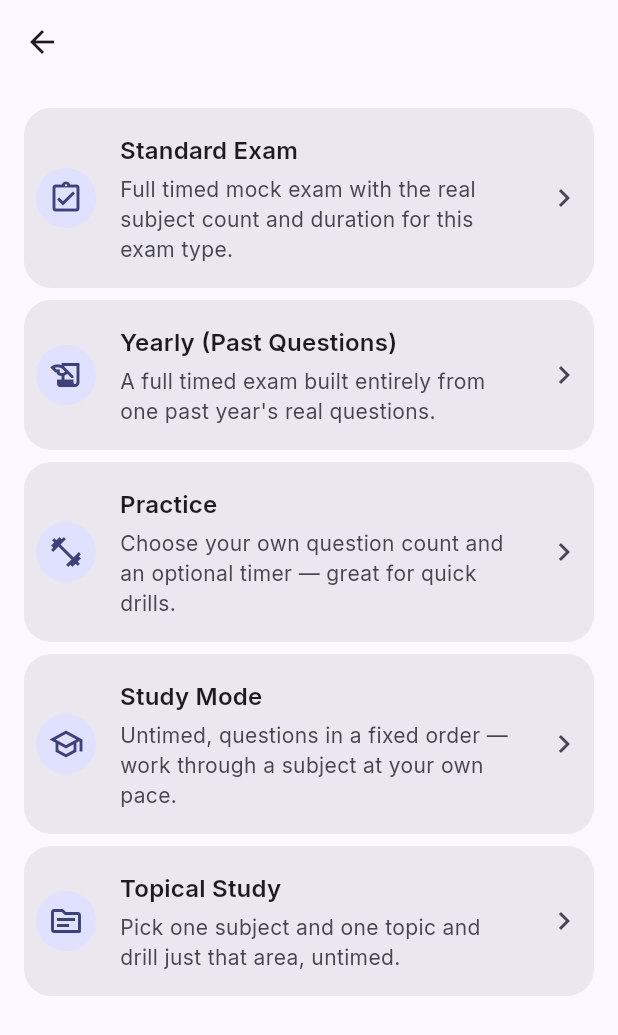
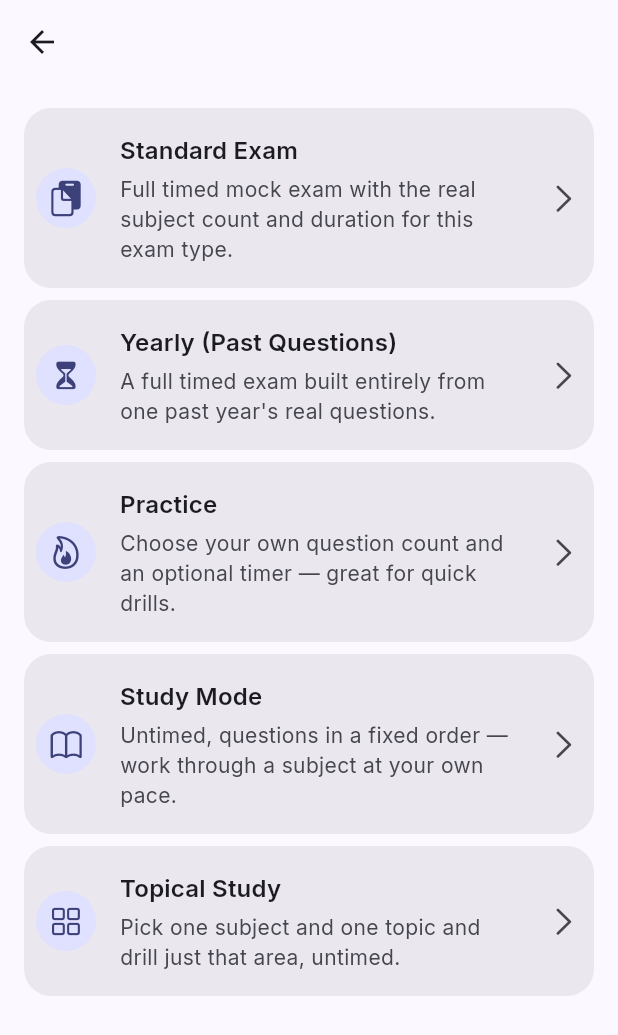
Before and after one commit to HoppyDuty/thewaymobile, a Flutter app: the ModeSelectionScreen screen opened directly with empty values, on a phone screen of 412 x 824 dp. Shown: the top 1035 px of the screen. Run offline on Flutter 3.47's test engine with Material 3 defaults, Android fonts, the phone set to English and light mode, and no system bars; our stand-ins replace audioplayers, cached_network_image, confetti, connectivity_plus, device_info_plus, dio and 17 more; missing offline and left inert: flutter_pdfview; accounts and stored records are empty; generated files the repository leaves out were written again; network calls fail; statements that could not run were skipped.

Commit message:
feat: migrate CBT exam flow onto AppIcons, fix loading-indicator levels, add gold celebration accent
Milestone 4 of the mobile rebuild (docs/MOBILE_PRODUCTION_READINESS.md): all 9 CBT screens and
their widgets now reference AppIcons instead of raw Icons.*, exam/result/review screens' brief
local-computation waits use CupertinoActivityIndicator instead of a Material spinner (UI_UX_RULES
§6 Level 2), the result screen's score ring/confetti pick up the brand gold accent on a
celebration-threshold pass, and QuestionCard's bookmark toggle gets a missing accessibility label.

```diff
--- a/lib/core/theme/app_icons.dart
+++ b/lib/core/theme/app_icons.dart
@@ -34,6 +34,9 @@ abstract final class AppIcons {
   static const IconData bookmarkSelected = CupertinoIcons.bookmark_fill;
   static const IconData download = CupertinoIcons.arrow_down_circle;
   static const IconData downloadDone = CupertinoIcons.checkmark_circle_fill;
+  static const IconData checklist = CupertinoIcons.doc_on_clipboard;
+  static const IconData history = CupertinoIcons.hourglass;
+  static const IconData practice = CupertinoIcons.flame;
 
   // ─── Chrome / actions ───────────────────────────────────────────────────
   static const IconData search = CupertinoIcons.search;
@@ -47,10 +50,18 @@ abstract final class AppIcons {
   static const IconData logout = CupertinoIcons.square_arrow_right;
   static const IconData chevronRight = CupertinoIcons.chevron_right;
   static const IconData sparkles = CupertinoIcons.sparkles;
+  static const IconData refresh = CupertinoIcons.refresh;
+  static const IconData unlock = CupertinoIcons.lock_open;
+  static const IconData play = CupertinoIcons.play_fill;
+  static const IconData list = CupertinoIcons.list_bullet;
+  static const IconData calculator = CupertinoIcons.number_square;
+  static const IconData factCheck = CupertinoIcons.doc_checkmark;
+  static const IconData sync = CupertinoIcons.arrow_2_circlepath;
 
   // ─── Status ─────────────────────────────────────────────────────────────
   static const IconData offline = CupertinoIcons.wifi_slash;
   static const IconData success = CupertinoIcons.checkmark_circle;
   static const IconData warning = CupertinoIcons.exclamationmark_triangle;
   static const IconData error = CupertinoIcons.xmark_circle;
+  static const IconData quiz = CupertinoIcons.question_circle;
 }
--- a/lib/features/cbt/presentation/providers/cbt_flow_args.dart
+++ b/lib/features/cbt/presentation/providers/cbt_flow_args.dart
@@ -1,5 +1,6 @@
 import 'package:flutter/material.dart';
 
+import '../../../../core/theme/app_icons.dart';
 import '../../data/models/exam_type_model.dart';
 import '../../data/models/offline_session_model.dart';
 
@@ -48,31 +49,31 @@ class ExamModeInfo {
       mode: ExamMode.standard,
       title: 'Standard Exam',
       description: 'Full timed mock exam with the real subject count and duration for this exam type.',
-      icon: Icons.assignment_turned_in_outlined,
+      icon: AppIcons.checklist,
     ),
     ExamModeInfo(
       mode: ExamMode.yearly,
       title: 'Yearly (Past Questions)',
       description: "A full timed exam built entirely from one past year's real questions.",
-      icon: Icons.history_edu_outlined,
+      icon: AppIcons.history,
     ),
     ExamModeInfo(
       mode: ExamMode.practice,
       title: 'Practice',
       description: 'Choose your own question count and an optional timer — great for quick drills.',
-      icon: Icons.fitness_center_outlined,
+      icon: AppIcons.practice,
     ),
     ExamModeInfo(
       mode: ExamMode.study,
       title: 'Study Mode',
       description: 'Untimed, questions in a fixed order — work through a subject at your own pace.',
-      icon: Icons.school_outlined,
+      icon: AppIcons.book,
     ),
     ExamModeInfo(
       mode: ExamMode.topical,
       title: 'Topical Study',
       description: 'Pick one subject and one topic and drill just that area, untimed.',
-      icon: Icons.topic_outlined,
+      icon: AppIcons.topic,
     ),
   ];
 }
--- a/lib/features/cbt/presentation/screens/bookmarks_screen.dart
+++ b/lib/features/cbt/presentation/screens/bookmarks_screen.dart
@@ -3,6 +3,7 @@ import 'package:flutter_riverpod/flutter_riverpod.dart';
 
 import '../../../../core/error/error_mapper.dart';
 import '../../../../core/storage/hive_setup.dart';
+import '../../../../core/theme/app_icons.dart';
 import '../../../../core/theme/app_spacing.dart';
 import '../../../../core/widgets/app_empty_state.dart';
 import '../../../../core/widgets/app_error_state.dart';
@@ -41,7 +42,7 @@ class BookmarksScreen extends ConsumerWidget {
             return const AppEmptyState(
               title: 'No bookmarked questions yet',
               message: 'Tap the bookmark icon on any question during an exam to save it here.',
-              icon: Icons.bookmark_outline,
+              icon: AppIcons.bookmark,
             );
           }
 
--- a/lib/features/cbt/presentation/screens/mode_selection_screen.dart
+++ b/lib/features/cbt/presentation/screens/mode_selection_screen.dart
@@ -2,6 +2,7 @@ import 'package:flutter/material.dart';
 import 'package:flutter_riverpod/flutter_riverpod.dart';
 import 'package:go_router/go_router.dart';
 
+import '../../../../core/theme/app_icons.dart';
 import '../../../../core/theme/app_radius.dart';
 import '../../../../core/theme/app_spacing.dart';
 import '../../../payments/data/models/payment_models.dart';
@@ -60,7 +61,7 @@ class _ModeSelectionScreenState extends ConsumerState<ModeSelectionScreen> {
               shape: RoundedRectangleBorder(borderRadius: AppRadius.lgRadius),
               child: ListTile(
                 shape: RoundedRectangleBorder(borderRadius: AppRadius.lgRadius),
-                leading: Icon(Icons.lock_open_rounded, color: theme.colorScheme.onTertiaryContainer),
+                leading: Icon(AppIcons.unlock, color: theme.colorScheme.onTertiaryContainer),
                 title: Text(
                   'Unlock Full Access — ₦${examType.price.toStringAsFixed(0)}',
                   style: theme.textTheme.titleSmall?.copyWith(color: theme.colorScheme.onTertiaryContainer),
@@ -69,7 +70,7 @@ class _ModeSelectionScreenState extends ConsumerState<ModeSelectionScreen> {
                   'Free practice is limited to 5 questions per subject.',
                   style: theme.textTheme.bodySmall?.copyWith(color: theme.colorScheme.onTertiaryContainer),
                 ),
-                trailing: const Icon(Icons.chevron_right),
+                trailing: const Icon(AppIcons.chevronRight),
                 onTap: _unlock,
               ),
             ),
@@ -93,7 +94,7 @@ class _ModeSelectionScreenState extends ConsumerState<ModeSelectionScreen> {
                     padding: const EdgeInsets.only(top: 4),
                     child: Text(info.description),
                   ),
-                  trailing: const Icon(Icons.chevron_right),
+                  trailing: const Icon(AppIcons.chevronRight),
                   onTap: () =>
                       context.push('/cbt/subjects', extra: CbtFlowArgs(examType: examType, mode: info.mode)),
                 ),
--- a/lib/features/cbt/presentation/screens/review_screen.dart
+++ b/lib/features/cbt/presentation/screens/review_screen.dart
@@ -1,3 +1,4 @@
+import 'package:flutter/cupertino.dart';
 import 'package:flutter/material.dart';
 import 'package:flutter_riverpod/flutter_riverpod.dart';
 
@@ -20,7 +21,7 @@ class ReviewScreen extends ConsumerWidget {
     final state = ref.watch(examSessionControllerProvider(sessionKey)).valueOrNull;
 
     if (state == null) {
-      return const Scaffold(body: Center(child: CircularProgressIndicator()));
+      return const Scaffold(body: Center(child: CupertinoActivityIndicator(radius: 14)));
     }
 
     final theme = Theme.of(context);
--- a/lib/features/cbt/presentation/screens/session_setup_screen.dart
+++ b/lib/features/cbt/presentation/screens/session_setup_screen.dart
@@ -4,6 +4,7 @@ import 'package:go_router/go_router.dart';
 import 'package:uuid/uuid.dart';
 
 import '../../../../core/storage/hive_setup.dart';
+import '../../../../core/theme/app_icons.dart';
 import '../../../../core/theme/app_spacing.dart';
 import '../../../../core/widgets/app_button.dart';
 import '../../data/models/offline_session_model.dart';
@@ -197,7 +198,7 @@ class _SessionSetupScreenState extends ConsumerState<SessionSetupScreen> {
           ),
           SafeArea(
             minimum: const EdgeInsets.all(AppSpacing.md),
-            child: AppButton(label: 'Start Exam', onPressed: _startExam, icon: Icons.play_arrow_rounded),
+            child: AppButton(label: 'Start Exam', onPressed: _startExam, icon: AppIcons.play),
           ),
         ],
       ),
--- a/lib/features/cbt/presentation/screens/topic_selection_screen.dart
+++ b/lib/features/cbt/presentation/screens/topic_selection_screen.dart
@@ -2,6 +2,7 @@ import 'package:flutter/material.dart';
 import 'package:go_router/go_router.dart';
 
 import '../../../../core/storage/hive_setup.dart';
+import '../../../../core/theme/app_icons.dart';
 import '../../../../core/theme/app_radius.dart';
 import '../../../../core/theme/app_spacing.dart';
 import '../../../../core/widgets/app_empty_state.dart';
@@ -26,7 +27,7 @@ class TopicSelectionScreen extends StatelessWidget {
           ? const AppEmptyState(
               title: 'No topics synced for this subject',
               message: 'Connect to the internet to sync the full subject/topic list.',
-              icon: Icons.topic_outlined,
+              icon: AppIcons.topic,
             )
           : ListView.builder(
               padding: const EdgeInsets.all(AppSpacing.md),
@@ -39,7 +40,7 @@ class TopicSelectionScreen extends StatelessWidget {
                   child: ListTile(
                     shape: RoundedRectangleBorder(borderRadius: AppRadius.mdRadius),
                     title: Text(topic.name),
-                    trailing: const Icon(Icons.chevron_right),
+                    trailing: const Icon(AppIcons.chevronRight),
                     onTap: () => context.push('/cbt/setup', extra: args.copyWith(topicId: topic.id)),
                   ),
                 );
```
Also changed, not shown: lib/features/cbt/presentation/screens/exam_screen.dart (+7 -5 lines), lib/features/cbt/presentation/screens/exam_types_screen.dart (+4 -3 lines), lib/features/cbt/presentation/screens/result_screen.dart (+20 -4 lines), lib/features/cbt/presentation/widgets/exam_type_picker_sheet.dart (+4 -3 lines), lib/features/cbt/presentation/widgets/question_card.dart (+6 -4 lines), lib/features/cbt/presentation/widgets/sync_badge.dart (+4 -6 lines), 1 other file.
